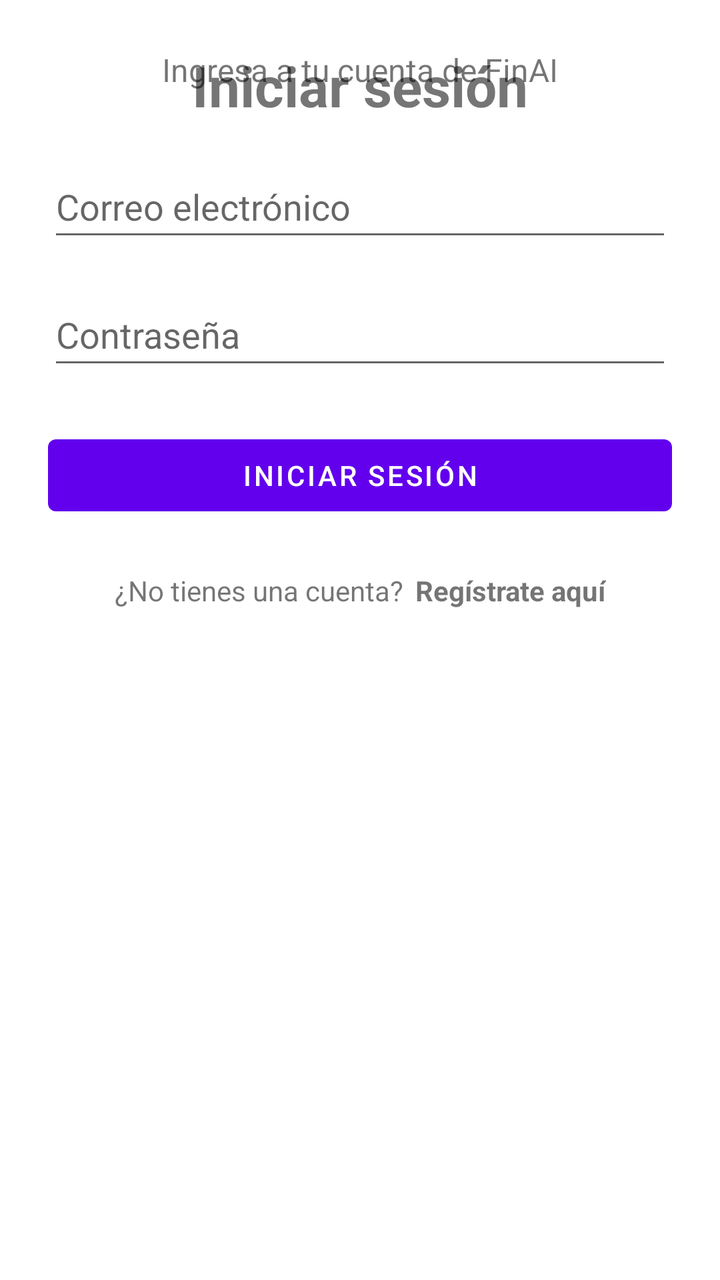
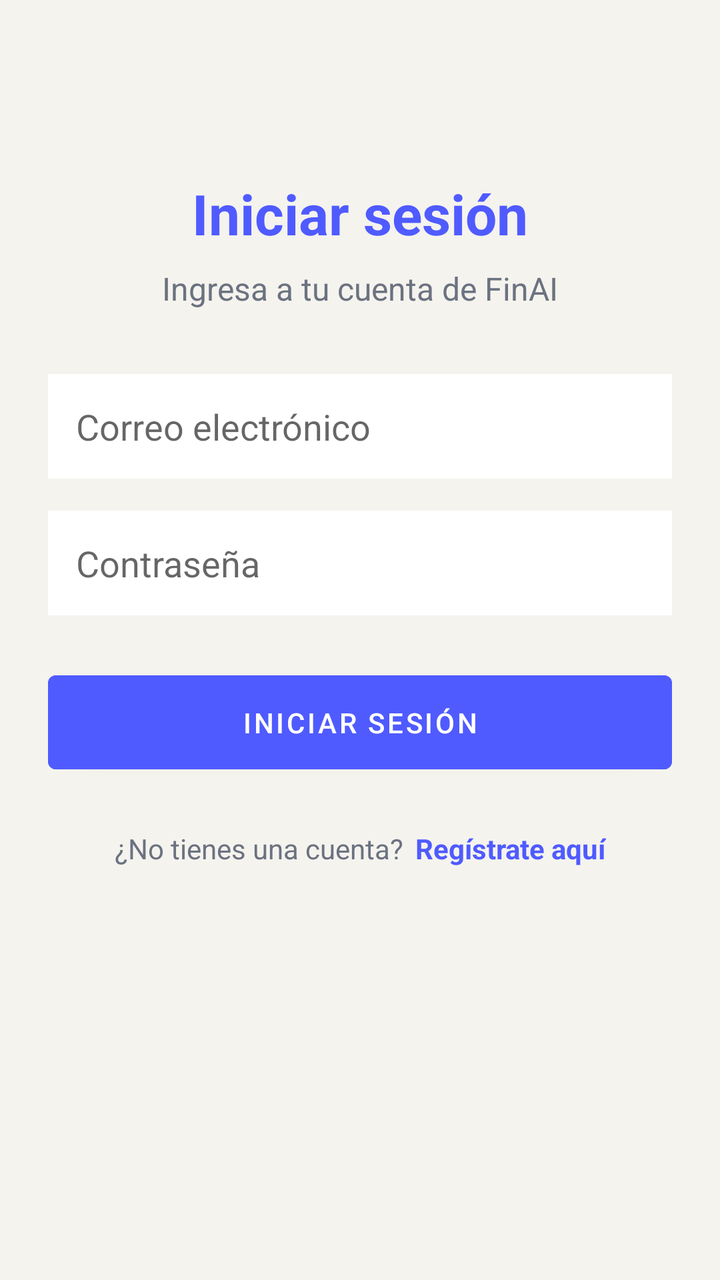

Screens rendered from an Android XML layout before and after an edit, with the pre-edit source and the edit as a unified diff.
<!-- AndroidManifest.xml: application theme Theme.FinAI -->
<!-- res/layout/activity_login.xml -->
<?xml version="1.0" encoding="utf-8"?>
<androidx.constraintlayout.widget.ConstraintLayout xmlns:android="http://schemas.android.com/apk/res/android"
    xmlns:app="http://schemas.android.com/apk/res-auto"
    xmlns:tools="http://schemas.android.com/tools"
    android:layout_width="match_parent"
    android:layout_height="match_parent"
    android:padding="24dp"
    tools:context=".LoginActivity">

    <TextView
        android:id="@+id/tvTitle"
        android:layout_width="wrap_content"
        android:layout_height="wrap_content"
        android:text="@string/login_title"
        android:textSize="28sp"
        android:textStyle="bold"
        app:layout_constraintBottom_toTopOf="@+id/tvSubtitle"
        app:layout_constraintEnd_toEndOf="parent"
        app:layout_constraintStart_toStartOf="parent" />

    <TextView
        android:id="@+id/tvSubtitle"
        android:layout_width="wrap_content"
        android:layout_height="wrap_content"
        android:layout_marginTop="8dp"
        android:text="@string/login_subtitle"
        android:textSize="16sp"
        app:layout_constraintBottom_toTopOf="@+id/etEmail"
        app:layout_constraintEnd_toEndOf="parent"
        app:layout_constraintStart_toStartOf="parent"
        app:layout_constraintTop_toBottomOf="@+id/tvTitle" />

    <EditText
        android:id="@+id/etEmail"
        android:layout_width="0dp"
        android:layout_height="wrap_content"
        android:layout_marginTop="32dp"
        android:hint="@string/hint_email"
        android:inputType="textEmailAddress"
        android:minHeight="48dp"
        app:layout_constraintEnd_toEndOf="parent"
        app:layout_constraintStart_toStartOf="parent"
        app:layout_constraintTop_toBottomOf="@+id/tvSubtitle" />

    <EditText
        android:id="@+id/etPassword"
        android:layout_width="0dp"
        android:layout_height="wrap_content"
        android:layout_marginTop="16dp"
        android:hint="@string/hint_password"
        android:inputType="textPassword"
        android:minHeight="48dp"
        app:layout_constraintEnd_toEndOf="parent"
        app:layout_constraintStart_toStartOf="parent"
        app:layout_constraintTop_toBottomOf="@+id/etEmail" />

    <Button
        android:id="@+id/btnLogin"
        android:layout_width="0dp"
        android:layout_height="wrap_content"
        android:layout_marginTop="24dp"
        android:text="@string/btn_login"
        app:layout_constraintEnd_toEndOf="parent"
        app:layout_constraintStart_toStartOf="parent"
        app:layout_constraintTop_toBottomOf="@+id/etPassword" />

    <TextView
        android:id="@+id/tvNoAccount"
        android:layout_width="wrap_content"
        android:layout_height="wrap_content"
        android:layout_marginTop="24dp"
        android:text="@string/no_account"
        app:layout_constraintEnd_toStartOf="@+id/tvRegistro"
        app:layout_constraintHorizontal_chainStyle="packed"
        app:layout_constraintStart_toStartOf="parent"
        app:layout_constraintTop_toBottomOf="@+id/btnLogin" />

    <TextView
        android:id="@+id/tvRegistro"
        android:layout_width="wrap_content"
        android:layout_height="wrap_content"
        android:layout_marginStart="6dp"
        android:text="@string/register_here"
        android:textStyle="bold"
        app:layout_constraintBaseline_toBaselineOf="@+id/tvNoAccount"
        app:layout_constraintEnd_toEndOf="parent"
        app:layout_constraintStart_toEndOf="@+id/tvNoAccount" />

</androidx.constraintlayout.widget.ConstraintLayout>
<!-- resources referenced by this layout -->
<resources>
  <string name="btn_login">Iniciar sesión</string>
  <string name="hint_email">Correo electrónico</string>
  <string name="hint_password">Contraseña</string>
  <string name="login_subtitle">Ingresa a tu cuenta de FinAI</string>
  <string name="login_title">Iniciar sesión</string>
  <string name="no_account">¿No tienes una cuenta?</string>
  <string name="register_here">Regístrate aquí</string>
  <style name="Theme.FinAI" parent="Theme.MaterialComponents.DayNight.DarkActionBar">
          
          <item name="colorPrimary">@color/purple_500</item>
          <item name="colorPrimaryVariant">@color/purple_700</item>
          <item name="colorOnPrimary">@color/white</item>
          
          <item name="colorSecondary">@color/teal_200</item>
          <item name="colorSecondaryVariant">@color/teal_700</item>
          <item name="colorOnSecondary">@color/black</item>
          
          <item name="android:statusBarColor">?attr/colorPrimaryVariant</item>
          
      </style>
  <color name="purple_500">#FF6200EE</color>
  <color name="purple_700">#FF3700B3</color>
  <color name="white">#FFFFFFFF</color>
  <color name="teal_200">#FF03DAC5</color>
  <color name="teal_700">#FF018786</color>
  <color name="black">#FF000000</color>
</resources>

<!-- the commit's change to res/layout/activity_login.xml (unified diff, before → after) -->
@@ -4,6 +4,7 @@
     xmlns:tools="http://schemas.android.com/tools"
     android:layout_width="match_parent"
     android:layout_height="match_parent"
+    android:background="@color/bg"
     android:padding="24dp"
     tools:context=".LoginActivity">
 
@@ -11,12 +12,14 @@
         android:id="@+id/tvTitle"
         android:layout_width="wrap_content"
         android:layout_height="wrap_content"
+        android:layout_marginTop="64dp"
         android:text="@string/login_title"
+        android:textColor="@color/primary"
         android:textSize="28sp"
         android:textStyle="bold"
-        app:layout_constraintBottom_toTopOf="@+id/tvSubtitle"
         app:layout_constraintEnd_toEndOf="parent"
-        app:layout_constraintStart_toStartOf="parent" />
+        app:layout_constraintStart_toStartOf="parent"
+        app:layout_constraintTop_toTopOf="parent" />
 
     <TextView
         android:id="@+id/tvSubtitle"
@@ -24,8 +27,8 @@
         android:layout_height="wrap_content"
         android:layout_marginTop="8dp"
         android:text="@string/login_subtitle"
+        android:textColor="@color/text_secondary"
         android:textSize="16sp"
-        app:layout_constraintBottom_toTopOf="@+id/etEmail"
         app:layout_constraintEnd_toEndOf="parent"
         app:layout_constraintStart_toStartOf="parent"
         app:layout_constraintTop_toBottomOf="@+id/tvTitle" />
@@ -35,6 +38,8 @@
         android:layout_width="0dp"
         android:layout_height="wrap_content"
         android:layout_marginTop="32dp"
+        android:background="@color/card"
+        android:padding="14dp"
         android:hint="@string/hint_email"
         android:inputType="textEmailAddress"
         android:minHeight="48dp"
@@ -47,6 +52,8 @@
         android:layout_width="0dp"
         android:layout_height="wrap_content"
         android:layout_marginTop="16dp"
+        android:background="@color/card"
+        android:padding="14dp"
         android:hint="@string/hint_password"
         android:inputType="textPassword"
         android:minHeight="48dp"
@@ -59,6 +66,8 @@
         android:layout_width="0dp"
         android:layout_height="wrap_content"
         android:layout_marginTop="24dp"
+        android:backgroundTint="@color/primary"
+        android:padding="14dp"
         android:text="@string/btn_login"
         app:layout_constraintEnd_toEndOf="parent"
         app:layout_constraintStart_toStartOf="parent"
@@ -70,6 +79,7 @@
         android:layout_height="wrap_content"
         android:layout_marginTop="24dp"
         android:text="@string/no_account"
+        android:textColor="@color/text_secondary"
         app:layout_constraintEnd_toStartOf="@+id/tvRegistro"
         app:layout_constraintHorizontal_chainStyle="packed"
         app:layout_constraintStart_toStartOf="parent"
@@ -81,6 +91,7 @@
         android:layout_height="wrap_content"
         android:layout_marginStart="6dp"
         android:text="@string/register_here"
+        android:textColor="@color/primary"
         android:textStyle="bold"
         app:layout_constraintBaseline_toBaselineOf="@+id/tvNoAccount"
         app:layout_constraintEnd_toEndOf="parent"
<!-- resource entries referenced after the edit -->
@@ -1,5 +1,9 @@
 <!-- resources referenced by this layout -->
 <resources>
+  <color name="bg">#F5F3EE</color>
+  <color name="card">#FFFFFF</color>
+  <color name="primary">#4F5BFF</color>
+  <color name="text_secondary">#6B7280</color>
   <string name="btn_login">Iniciar sesión</string>
   <string name="hint_email">Correo electrónico</string>
   <string name="hint_password">Contraseña</string>
@@ -7,24 +11,10 @@
   <string name="login_title">Iniciar sesión</string>
   <string name="no_account">¿No tienes una cuenta?</string>
   <string name="register_here">Regístrate aquí</string>
-  <style name="Theme.FinAI" parent="Theme.MaterialComponents.DayNight.DarkActionBar">
-          
-          <item name="colorPrimary">@color/purple_500</item>
-          <item name="colorPrimaryVariant">@color/purple_700</item>
-          <item name="colorOnPrimary">@color/white</item>
-          
-          <item name="colorSecondary">@color/teal_200</item>
-          <item name="colorSecondaryVariant">@color/teal_700</item>
-          <item name="colorOnSecondary">@color/black</item>
-          
-          <item name="android:statusBarColor">?attr/colorPrimaryVariant</item>
-          
+  <style name="Theme.FinAI" parent="Theme.MaterialComponents.DayNight.NoActionBar">
+          <item name="colorPrimary">@color/primary</item>
+          <item name="colorPrimaryVariant">@color/primary</item>
+          <item name="android:statusBarColor">@color/primary</item>
       </style>
-  <color name="purple_500">#FF6200EE</color>
-  <color name="purple_700">#FF3700B3</color>
-  <color name="white">#FFFFFFFF</color>
-  <color name="teal_200">#FF03DAC5</color>
-  <color name="teal_700">#FF018786</color>
-  <color name="black">#FF000000</color>
 </resources>
 
